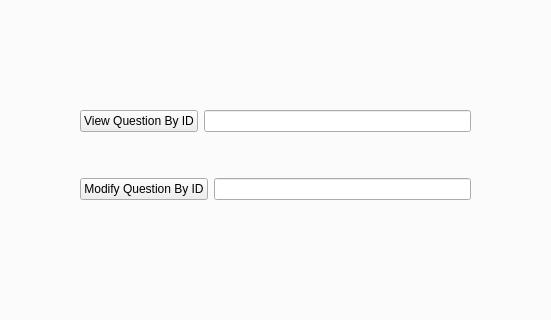
This is GUI/TeacherGUIQtDesigner.ui in applet199/OOPCourseWorkTwo as Qt 5 draws it before an edit; both pictures show x 254 to 805 and y 162 to 482 of the 1132 by 857 pixel window. The edited form follows.
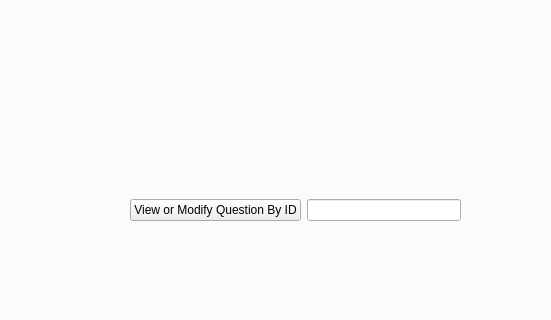
This is the edited form. The open tabs and pages were chosen to show the change.

Diff of the .ui file:
```diff
--- a/GUI/TeacherGUIQtDesigner.ui
+++ b/GUI/TeacherGUIQtDesigner.ui
@@ -920,22 +920,20 @@
          <string/>
         </property>
        </widget>
-       <widget class="QWidget" name="layoutWidget">
+       <widget class="QWidget" name="">
         <property name="geometry">
          <rect>
-          <x>300</x>
-          <y>150</y>
-          <width>391</width>
-          <height>171</height>
+          <x>350</x>
+          <y>250</y>
+          <width>331</width>
+          <height>81</height>
          </rect>
         </property>
-        <layout class="QVBoxLayout" name="verticalLayout_15">
-         <item>
           <layout class="QHBoxLayout" name="horizontalLayout_3">
            <item>
             <widget class="QPushButton" name="pushButton_8">
              <property name="text">
-              <string>View Question By ID</string>
+            <string>View or Modify Question By ID</string>
              </property>
             </widget>
            </item>
@@ -945,26 +943,6 @@
               <set>Qt::AlignCenter</set>
              </property>
             </widget>
-           </item>
-          </layout>
-         </item>
-         <item>
-          <layout class="QHBoxLayout" name="horizontalLayout_4">
-           <item>
-            <widget class="QPushButton" name="pushButton_9">
-             <property name="text">
-              <string>Modify Question By ID</string>
-             </property>
-            </widget>
-           </item>
-           <item>
-            <widget class="QLineEdit" name="lineEdit_9">
-             <property name="alignment">
-              <set>Qt::AlignCenter</set>
-             </property>
-            </widget>
-           </item>
-          </layout>
          </item>
         </layout>
        </widget>
```
Left out of the diff: 6 changed lines with no effect on the pictures. Lines whose indentation alone changed are shown as unchanged.
